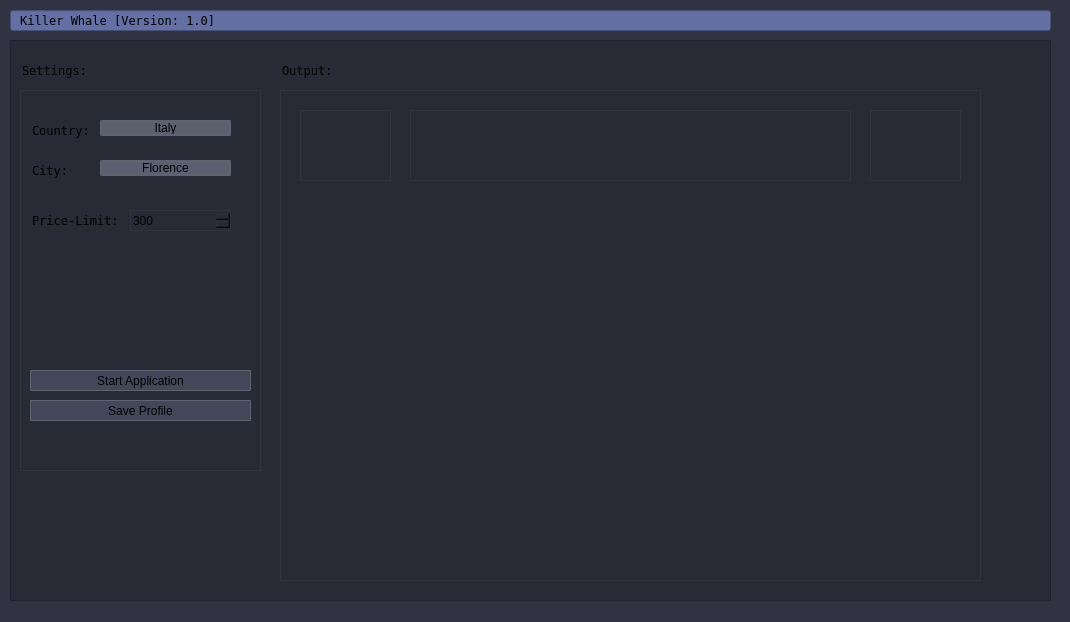
This is mainwindow.ui in ManuCiao10/gui_qt as Qt 5 draws it before an edit. The edited form follows.
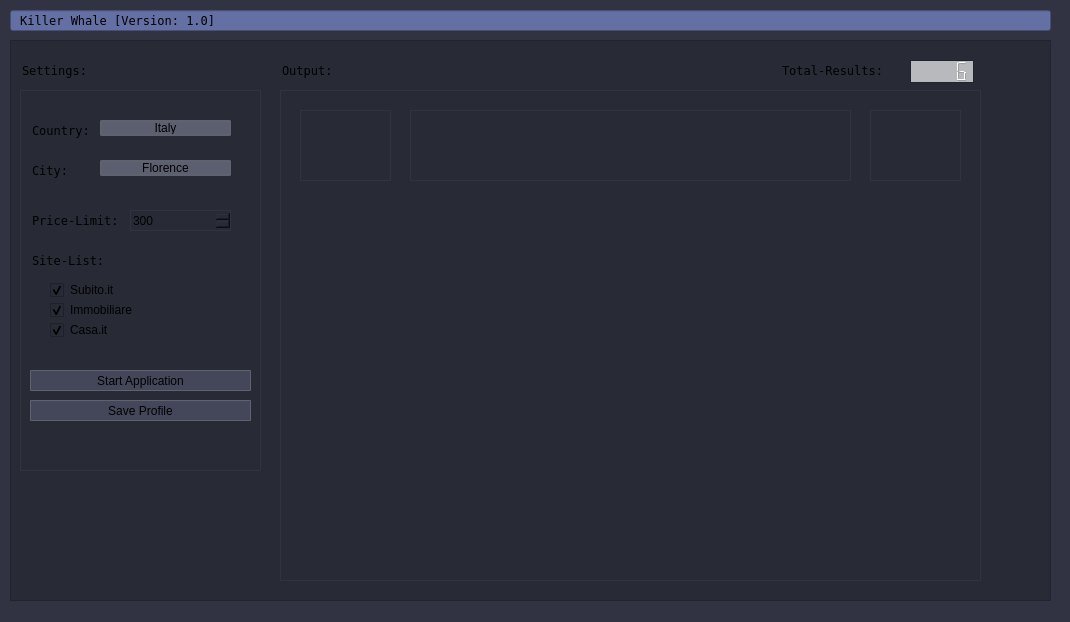
This is the edited form.

Commit message: added button site-list

```diff
--- a/mainwindow.ui
+++ b/mainwindow.ui
@@ -370,6 +370,93 @@
        <string>Start Application</string>
       </property>
      </widget>
+     <widget class="QLineEdit" name="lineEdit_7">
+      <property name="enabled">
+       <bool>true</bool>
+      </property>
+      <property name="geometry">
+       <rect>
+        <x>10</x>
+        <y>160</y>
+        <width>111</width>
+        <height>20</height>
+       </rect>
+      </property>
+      <property name="font">
+       <font>
+        <family>Andale Mono</family>
+       </font>
+      </property>
+      <property name="acceptDrops">
+       <bool>false</bool>
+      </property>
+      <property name="styleSheet">
+       <string notr="true">border:none;</string>
+      </property>
+      <property name="text">
+       <string>Site-List:</string>
+      </property>
+      <property name="readOnly">
+       <bool>true</bool>
+      </property>
+     </widget>
+     <widget class="QCheckBox" name="subito_list">
+      <property name="geometry">
+       <rect>
+        <x>30</x>
+        <y>190</y>
+        <width>85</width>
+        <height>20</height>
+       </rect>
+      </property>
+      <property name="styleSheet">
+       <string notr="true">border: none;</string>
+      </property>
+      <property name="text">
+       <string>Subito.it</string>
+      </property>
+      <property name="checked">
+       <bool>true</bool>
+      </property>
+     </widget>
+     <widget class="QCheckBox" name="immobiliare_list">
+      <property name="geometry">
+       <rect>
+        <x>30</x>
+        <y>210</y>
+        <width>101</width>
+        <height>20</height>
+       </rect>
+      </property>
+      <property name="styleSheet">
+       <string notr="true">border: none;</string>
+      </property>
+      <property name="text">
+       <string>Immobiliare</string>
+      </property>
+      <property name="checked">
+       <bool>true</bool>
+      </property>
+     </widget>
+     <widget class="QCheckBox" name="immobiliare_list_2">
+      <property name="geometry">
+       <rect>
+        <x>30</x>
+        <y>230</y>
+        <width>101</width>
+        <height>20</height>
+       </rect>
+      </property>
+      <property name="styleSheet">
+       <string notr="true">border: none;</string>
+      </property>
+      <property name="text">
+       <string>Casa.it</string>
+      </property>
+      <property name="checked">
+       <bool>true</bool>
+      </property>
+     </widget>
     </widget>
     <widget class="QLineEdit" name="lineEdit_6">
      <property name="enabled">
@@ -401,6 +488,53 @@
       <bool>true</bool>
      </property>
     </widget>
+    <widget class="QLCDNumber" name="lcdNumber">
+     <property name="geometry">
+      <rect>
+       <x>900</x>
+       <y>20</y>
+       <width>64</width>
+       <height>23</height>
+      </rect>
+     </property>
+     <property name="styleSheet">
+      <string notr="true">background-color: rgb(184, 185, 188)
+</string>
+     </property>
+     <property name="intValue" stdset="0">
+      <number>6</number>
+     </property>
+    </widget>
+    <widget class="QLineEdit" name="lineEdit_8">
+     <property name="enabled">
+      <bool>true</bool>
+     </property>
+     <property name="geometry">
+      <rect>
+       <x>770</x>
+       <y>20</y>
+       <width>121</width>
+       <height>20</height>
+      </rect>
+     </property>
+     <property name="font">
+      <font>
+       <family>Andale Mono</family>
+      </font>
+     </property>
+     <property name="acceptDrops">
+      <bool>false</bool>
+     </property>
+     <property name="styleSheet">
+      <string notr="true">border:none;</string>
+     </property>
+     <property name="text">
+      <string>Total-Results:</string>
+     </property>
+     <property name="readOnly">
+      <bool>true</bool>
+     </property>
+    </widget>
     <zorder>widget_4</zorder>
     <zorder>widget_3</zorder>
     <zorder>lineEdit_2</zorder>
```
Left out of the diff: 2 changed lines with no effect on the pictures. The commit also changes 1 other file.
